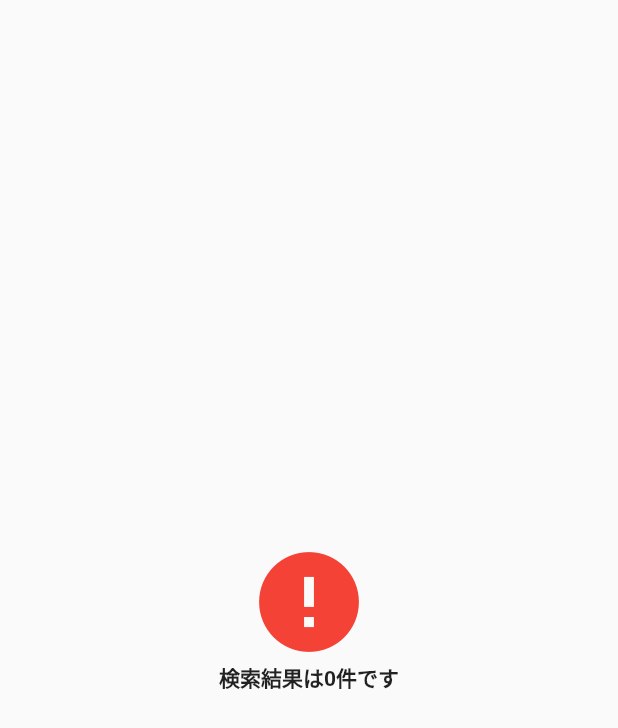
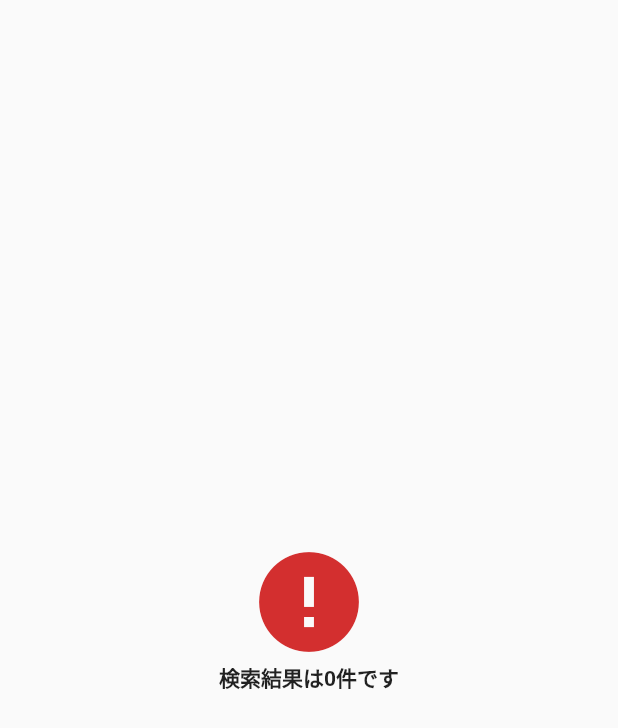
Before and after one commit to watanavex/flutter_github_search, a Flutter app: the ErrorView widget shown alone on an empty page, opened directly, on a phone screen of 412 x 824 dp. Shown: the top 728 px of the screen. Run offline on Flutter 3.47's test engine with Material 2 defaults, Android fonts, the phone set to English and light mode, and no system bars; our stand-ins replace auto_size_text, cached_network_image, dio, freezed_annotation, hooks_riverpod, retrofit; generated files the repository leaves out were written again; network calls fail.

Commit message:
Improve icon color

```diff
--- a/lib/ui/component/error_view.dart
+++ b/lib/ui/component/error_view.dart
@@ -12,10 +12,10 @@ class ErrorView extends StatelessWidget {
       child: Column(
         mainAxisSize: MainAxisSize.min,
         children: [
-          const Icon(
+          Icon(
             Icons.error,
             size: 80,
-            color: Colors.red,
+            color: Theme.of(context).colorScheme.error,
           ),
           Text(
             message,
```
